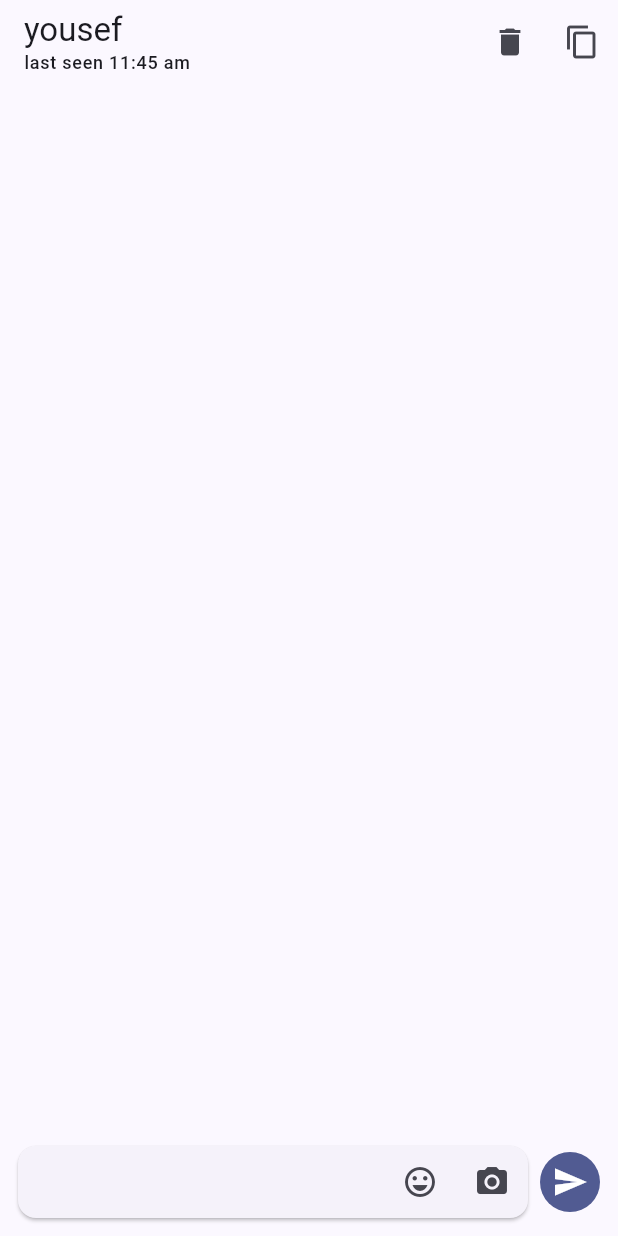
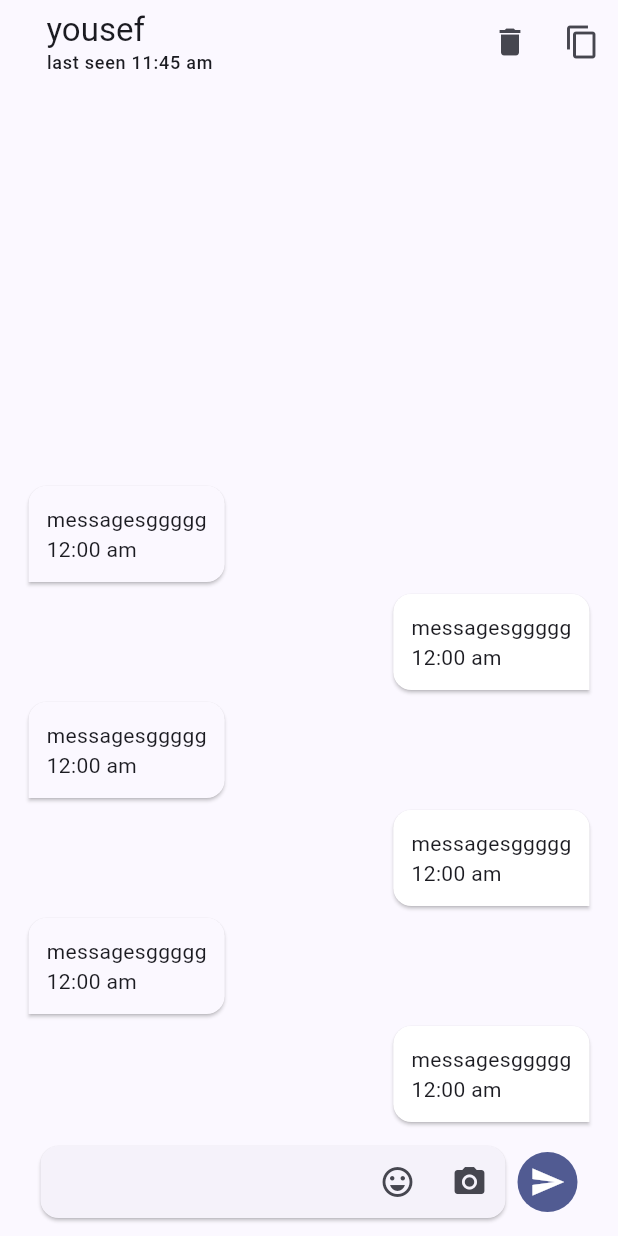
Before and after one commit to YousefDewidar/material_chat_app, a Flutter app: the screen it shows after launch, on a phone screen of 412 x 824 dp. Run offline on Flutter 3.47's test engine with Material 3 defaults, Android fonts, the phone set to English and light mode, and no system bars; our stand-ins replace flutter_svg.

Commit message:
Create message card

```diff
--- a/lib/views/chat/in_chat_view.dart
+++ b/lib/views/chat/in_chat_view.dart
@@ -1,5 +1,8 @@
+import 'package:flutter/cupertino.dart';
 import 'package:flutter/material.dart';
 import 'package:flutter/widgets.dart';
+import 'package:material_chat_app/views/chat/widgets/message_card.dart';
+import 'package:material_chat_app/views/chat/widgets/send_message.dart';
 
 class InChatView extends StatefulWidget {
   const InChatView({super.key});
@@ -13,7 +16,9 @@ class _InChatViewState extends State<InChatView> {
   Widget build(BuildContext context) {
     return Scaffold(
       appBar: AppBar(
-        title: Column(
+        title: Padding(
+          padding: const EdgeInsets.symmetric(horizontal: 15.0),
+          child: Column(
             crossAxisAlignment: CrossAxisAlignment.start,
             children: [
               const Text("yousef"),
@@ -23,55 +28,33 @@ class _InChatViewState extends State<InChatView> {
               ),
             ],
           ),
+        ),
         actions: [
           IconButton(onPressed: () {}, icon: const Icon(Icons.delete)),
           IconButton(onPressed: () {}, icon: const Icon(Icons.copy)),
         ],
       ),
-      body: Column(
+      body: Padding(
+        padding: const EdgeInsets.symmetric(horizontal: 15.0),
+        child: Column(
           children: [
-          const Spacer(),
-          Padding(
-            padding: const EdgeInsets.all(8.0),
-            child: Row(
-              children: [
-                // text input & camera & emoji
+            // messages
             Expanded(
-                  child: Card(
-                    child: TextField(
-
-                      maxLines: 5,
-                      minLines: 1,
-                      decoration: InputDecoration(
-                        border: InputBorder.none,
-                        contentPadding: const EdgeInsets.symmetric(horizontal: 15,vertical: 10),
-
-                        suffixIcon: Row(
-                          mainAxisSize: MainAxisSize.min,
-                          mainAxisAlignment: MainAxisAlignment.end,
-                          children: [
-                            IconButton(
-                              onPressed: () {},
-                              icon: const Icon(Icons.emoji_emotions_outlined),
-                            ),
-                            IconButton(
-                              onPressed: () {},
-                              icon: const Icon(Icons.camera_alt),
-                            ),
-                          ],
-                        ),
-                      ),
-                    ),
+              child: ListView.builder(
+                reverse: true,
+                itemCount: 6,
+                itemBuilder: (context, index) {
+                  return MessageCard(
+                    index: index,
+                  );
+                },
               ),
             ),
 
-                // button send
-                IconButton.filled(onPressed: (){}, icon:const Icon(Icons.send))
-
+            // message text input
+            const SendMessageWidget(),
           ],
         ),
-          )
-        ],
       ),
     );
   }
--- /dev/null
+++ b/lib/views/chat/widgets/message_card.dart
@@ -0,0 +1,37 @@
+import 'package:flutter/material.dart';
+
+class MessageCard extends StatelessWidget {
+  const MessageCard({super.key, required this.index});
+  final int index;
+
+  @override
+  Widget build(BuildContext context) {
+    return Row(
+      mainAxisAlignment:
+          index % 2 == 0 ? MainAxisAlignment.end : MainAxisAlignment.start,
+      children: [
+        Card(
+          color: index % 2 != 0
+              ? Theme.of(context).colorScheme.background
+              : Theme.of(context).colorScheme.onPrimary,
+          shape: RoundedRectangleBorder(
+              borderRadius: BorderRadius.only(
+            bottomLeft: Radius.circular(index % 2 != 0 ? 0 : 12),
+            bottomRight: Radius.circular(index % 2 == 0 ? 0 : 12),
+            topLeft: const Radius.circular(12),
+            topRight: const Radius.circular(12),
+          )),
+          child: Container(
+            padding: const EdgeInsets.all(12),
+            constraints:
+                BoxConstraints(maxWidth: MediaQuery.of(context).size.width / 2),
+            child: const Column(
+              crossAxisAlignment: CrossAxisAlignment.start,
+              children: [Text("messagesggggg"), Text('12:00 am')],
+            ),
+          ),
+        ),
+      ],
+    );
+  }
+}
--- /dev/null
+++ b/lib/views/chat/widgets/send_message.dart
@@ -0,0 +1,51 @@
+
+import 'package:flutter/material.dart';
+
+class SendMessageWidget extends StatelessWidget {
+  const SendMessageWidget({
+    super.key,
+  });
+
+  @override
+  Widget build(BuildContext context) {
+    return Padding(
+      padding: const EdgeInsets.all(8.0),
+      child: Row(
+        children: [
+          // text input & camera & emoji
+          Expanded(
+            child: Card(
+              child: TextField(
+                maxLines: 5,
+                minLines: 1,
+                decoration: InputDecoration(
+                  border: InputBorder.none,
+                  contentPadding: const EdgeInsets.symmetric(
+                      horizontal: 15, vertical: 10),
+                  suffixIcon: Row(
+                    mainAxisSize: MainAxisSize.min,
+                    mainAxisAlignment: MainAxisAlignment.end,
+                    children: [
+                      IconButton(
+                        onPressed: () {},
+                        icon: const Icon(Icons.emoji_emotions_outlined),
+                      ),
+                      IconButton(
+                        onPressed: () {},
+                        icon: const Icon(Icons.camera_alt),
+                      ),
+                    ],
+                  ),
+                ),
+              ),
+            ),
+          ),
+
+          // button send
+          IconButton.filled(
+              onPressed: () {}, icon: const Icon(Icons.send))
+        ],
+      ),
+    );
+  }
+}
```
Lines whose indentation alone changed are shown as unchanged.
